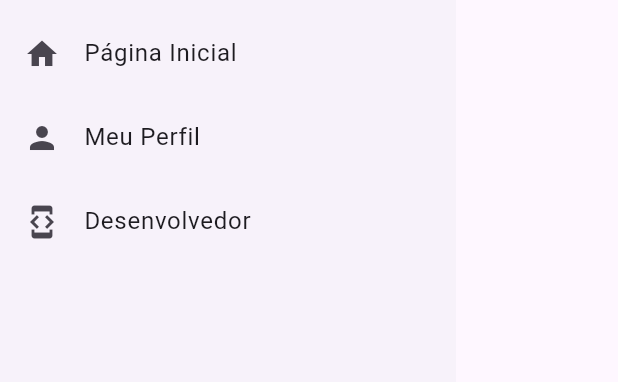
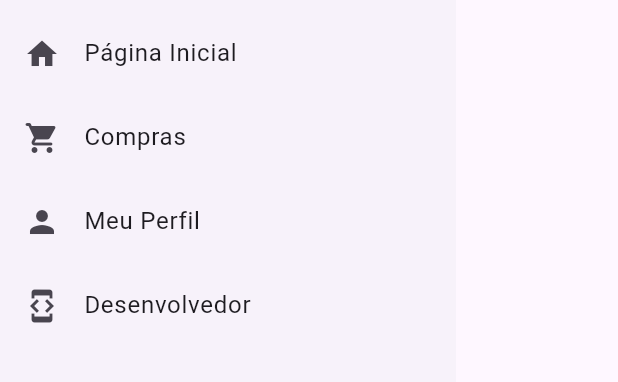
Before and after one commit to PedroSawczuk/market-list-app, a Flutter app: the DrawerCustom widget shown alone on an empty page, opened directly, on a phone screen of 412 x 824 dp, the part 242-624 px from its top. Run offline on Flutter 3.47's test engine with Material 3 defaults, Android fonts, the light colour scheme and no system bars; our stand-ins replace firebase_auth; accounts and stored records are empty.

Commit message:
Atualizando as utilizades

```diff
--- a/lib/utils/AppCustom.dart
+++ b/lib/utils/AppCustom.dart
@@ -4,4 +4,10 @@ class AppCustom {
   static const colorWhite = Colors.white;
   static const colorBlack = Color(0xFF1B1A1A);
   static const colorOrange = Color(0xFFD86A03);
+  static const colorBlue = Color(0xFF0961E4);
+
+  static const SB10 = SizedBox(height: 10);
+  static const SB20 = SizedBox(height: 20);
+  static const SB30 = SizedBox(height: 30);
+  static const SB40 = SizedBox(height: 40);
 }
--- a/lib/utils/DrawerCustom.dart
+++ b/lib/utils/DrawerCustom.dart
@@ -1,4 +1,5 @@
 import 'package:flutter/material.dart';
+import 'package:market_list_app/routes/AppRoutes.dart';
 import '../utils/AppCustom.dart';
 
 class DrawerCustom extends StatelessWidget {
@@ -25,9 +26,16 @@ class DrawerCustom extends StatelessWidget {
           ListTile(
             leading: Icon(Icons.home),
             onTap: () {
+              Navigator.pushNamed(context, AppRoutes.homePage);
+            },
+            title: Text('Página Inicial'),
+          ),
+          ListTile(
+            leading: Icon(Icons.shopping_cart_rounded),
+            onTap: () {
               // Add Function
             },
-            title: Text('Página Inicial'),
+            title: Text('Compras'),
           ),
           ListTile(
             leading: Icon(Icons.person),
@@ -39,7 +47,8 @@ class DrawerCustom extends StatelessWidget {
           ListTile(
             leading: Icon(Icons.developer_mode),
             onTap: () {
-              // Add Function
+              print('Entrnado na página de Desenvolvedor');
+              Navigator.pushNamed(context, AppRoutes.developerPage);
             },
             title: Text('Desenvolvedor'),
           ),
```
